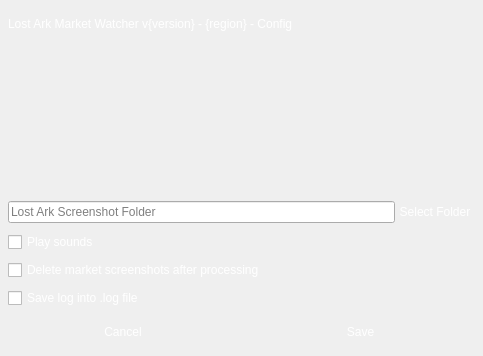
Lost-Ark-Market-Online/LostArk-Market-Watcher, file assets/ui/config.ui: the form before one commit.
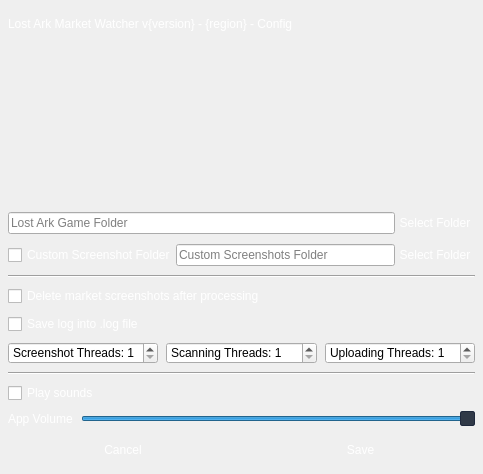
The form after the commit. Icons and pictures are not drawn. Custom widgets are drawn as their Qt base class.

```diff
--- a/assets/ui/config.ui
+++ b/assets/ui/config.ui
@@ -7,7 +7,7 @@
     <x>0</x>
     <y>0</y>
     <width>483</width>
-    <height>356</height>
+    <height>474</height>
    </rect>
   </property>
   <property name="windowTitle">
@@ -210,26 +210,26 @@
          <number>0</number>
         </property>
         <item>
-         <widget class="QLineEdit" name="txtFile">
+         <widget class="QLineEdit" name="txtGameFolder">
           <property name="placeholderText">
-           <string>Lost Ark Screenshot Folder</string>
+           <string>Lost Ark Game Folder</string>
           </property>
          </widget>
         </item>
         <item>
-         <widget class="QPushButton" name="btnFile">
+         <widget class="QPushButton" name="btnGameFolder">
           <property name="styleSheet">
-           <string notr="true">QPushButton#btnFile{
+           <string notr="true">QPushButton#btnGameFolder{
 	background-image: url(:/resources/images/btnFileNormal.png);
     color: white;
     height: 24px;
 	width: 80px;
     border: none;
 }
-QPushButton:hover#btnFile{
+QPushButton:hover#btnGameFolder{
 	background-image: url(:/resources/images/btnFileHover.png);
 }
-QPushButton:pressed#btnFile{
+QPushButton:pressed#btnGameFolder{
 	background-image: url(:/resources/images/btnFileDown.png);
 }</string>
           </property>
@@ -241,9 +241,55 @@
        </layout>
       </item>
       <item>
-       <widget class="QCheckBox" name="cbPlaySounds">
-        <property name="text">
-         <string>Play sounds</string>
+       <layout class="QHBoxLayout" name="horizontalLayout_8">
+        <property name="spacing">
+         <number>0</number>
+        </property>
+        <property name="bottomMargin">
+         <number>0</number>
+        </property>
+        <item>
+         <widget class="QCheckBox" name="cbCustomScreenshotFolder">
+          <property name="text">
+           <string>Custom Screenshot Folder</string>
+          </property>
+         </widget>
+        </item>
+        <item>
+         <widget class="QLineEdit" name="txtCustomScreenshotFolder">
+          <property name="placeholderText">
+           <string>Custom Screenshots Folder</string>
+          </property>
+         </widget>
+        </item>
+        <item>
+         <widget class="QPushButton" name="btnCustomScreenshotFolder">
+          <property name="styleSheet">
+           <string notr="true">QPushButton#btnCustomScreenshotFolder{
+	background-image: url(:/resources/images/btnFileNormal.png);
+    color: white;
+    height: 24px;
+	width: 80px;
+    border: none;
+}
+QPushButton:hover#btnCustomScreenshotFolder{
+	background-image: url(:/resources/images/btnFileHover.png);
+}
+QPushButton:pressed#btnCustomScreenshotFolder{
+	background-image: url(:/resources/images/btnFileDown.png);
+}</string>
+          </property>
+          <property name="text">
+           <string>Select Folder</string>
+          </property>
+         </widget>
+        </item>
+       </layout>
+      </item>
+      <item>
+       <widget class="Line" name="line_2">
+        <property name="orientation">
+         <enum>Qt::Horizontal</enum>
         </property>
        </widget>
       </item>
@@ -264,6 +310,107 @@
         </property>
        </widget>
       </item>
+      <item>
+       <layout class="QHBoxLayout" name="horizontalLayout_7">
+        <property name="bottomMargin">
+         <number>0</number>
+        </property>
+        <item>
+         <widget class="QSpinBox" name="sbScreenshotThreads">
+          <property name="prefix">
+           <string>Screenshot Threads: </string>
+          </property>
+          <property name="minimum">
+           <number>1</number>
+          </property>
+          <property name="maximum">
+           <number>3</number>
+          </property>
+         </widget>
+        </item>
+        <item>
+         <widget class="QSpinBox" name="sbScanningThreads">
+          <property name="suffix">
+           <string/>
+          </property>
+          <property name="prefix">
+           <string>Scanning Threads: </string>
+          </property>
+          <property name="minimum">
+           <number>1</number>
+          </property>
+          <property name="maximum">
+           <number>3</number>
+          </property>
+         </widget>
+        </item>
+        <item>
+         <widget class="QSpinBox" name="sbUploadingThreads">
+          <property name="prefix">
+           <string>Uploading Threads: </string>
+          </property>
+          <property name="minimum">
+           <number>1</number>
+          </property>
+          <property name="maximum">
+           <number>5</number>
+          </property>
+         </widget>
+        </item>
+       </layout>
+      </item>
+      <item>
+       <widget class="Line" name="line">
+        <property name="orientation">
+         <enum>Qt::Horizontal</enum>
+        </property>
+       </widget>
+      </item>
+      <item>
+       <widget class="QCheckBox" name="cbPlaySounds">
+        <property name="text">
+         <string>Play sounds</string>
+        </property>
+       </widget>
+      </item>
+      <item>
+       <layout class="QHBoxLayout" name="hlVolume">
+        <property name="bottomMargin">
+         <number>0</number>
+        </property>
+        <item>
+         <widget class="QLabel" name="lblVolume">
+          <property name="text">
+           <string>App Volume</string>
+          </property>
+         </widget>
+        </item>
+        <item>
+         <widget class="QSlider" name="slVolume">
+          <property name="styleSheet">
+           <string notr="true">QSlider::handle:horizontal {
+	background-color: rgb(48, 57, 71);
+    border: 1px solid rgb(30, 40, 60);
+    width: 18px;
+    border-radius: 2px;
+}</string>
+          </property>
+          <property name="value">
+           <number>99</number>
+          </property>
+          <property name="orientation">
+           <enum>Qt::Horizontal</enum>
+          </property>
+          <property name="invertedAppearance">
+           <bool>false</bool>
+          </property>
+          <property name="invertedControls">
+           <bool>false</bool>
+          </property>
+         </widget>
+        </item>
+       </layout>
+      </item>
       <item>
        <layout class="QHBoxLayout" name="horizontalLayout_3">
         <property name="spacing">
```
